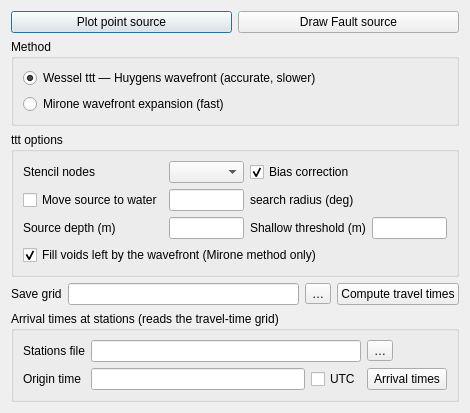
Above: deps/ui/ttt_dialog.ui from GenericMappingTools/InteractiveGMT before the change. Below: the same form after it.
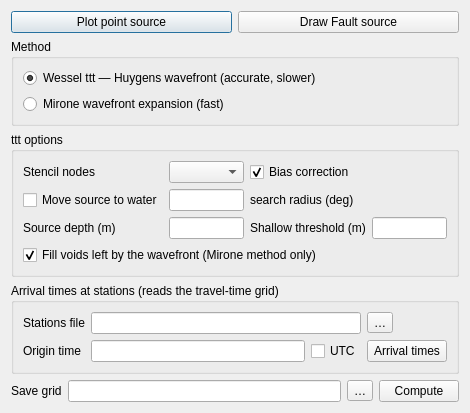
That is the form after the change.

```diff
--- a/deps/ui/ttt_dialog.ui
+++ b/deps/ui/ttt_dialog.ui
@@ -150,38 +150,6 @@
      </layout>
     </widget>
    </item>
-   <item>
-    <layout class="QHBoxLayout" name="horizontalLayout_out">
-     <item>
-      <widget class="QLabel" name="lbl_outfile">
-       <property name="text">
-        <string>Save grid</string>
-       </property>
-      </widget>
-     </item>
-     <item>
-      <widget class="QLineEdit" name="edit_outfile">
-       <property name="toolTip">
-        <string>&lt;html&gt;Optional. The result is always added to Scene Objects; this&lt;br&gt;also writes it to disk.&lt;/html&gt;</string>
-       </property>
-      </widget>
-     </item>
-     <item>
-      <widget class="QToolButton" name="btn_outfile">
-       <property name="text">
-        <string>…</string>
-       </property>
-      </widget>
-     </item>
-     <item>
-      <widget class="QPushButton" name="push_compute">
-       <property name="text">
-        <string>Compute travel times</string>
-       </property>
-      </widget>
-     </item>
-    </layout>
-   </item>
    <item>
     <widget class="QGroupBox" name="group_stations">
      <property name="title">
@@ -238,6 +206,38 @@
      </layout>
     </widget>
    </item>
+   <item>
+    <layout class="QHBoxLayout" name="horizontalLayout_out">
+     <item>
+      <widget class="QLabel" name="lbl_outfile">
+       <property name="text">
+        <string>Save grid</string>
+       </property>
+      </widget>
+     </item>
+     <item>
+      <widget class="QLineEdit" name="edit_outfile">
+       <property name="toolTip">
+        <string>&lt;html&gt;Optional. The result is always added to Scene Objects; this&lt;br&gt;also writes it to disk.&lt;/html&gt;</string>
+       </property>
+      </widget>
+     </item>
+     <item>
+      <widget class="QToolButton" name="btn_outfile">
+       <property name="text">
+        <string>…</string>
+       </property>
+      </widget>
+     </item>
+     <item>
+      <widget class="QPushButton" name="push_compute">
+       <property name="text">
+        <string>Compute</string>
+       </property>
+      </widget>
+     </item>
+    </layout>
+   </item>
   </layout>
  </widget>
  <resources/>
```
